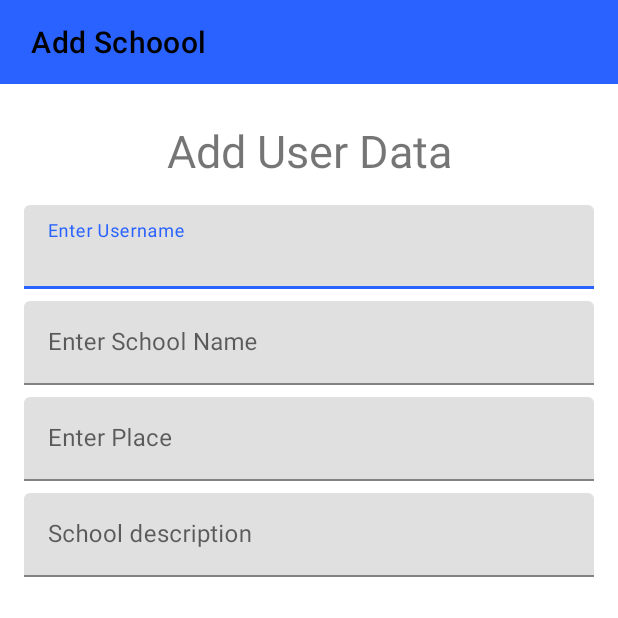
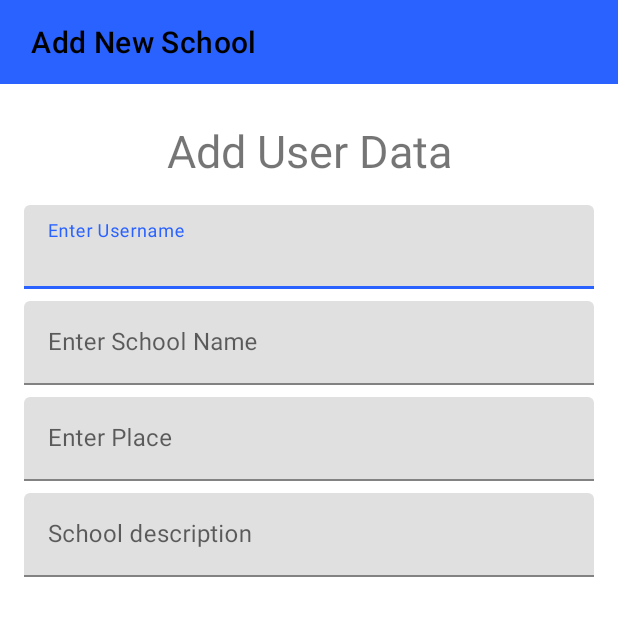
Before and after one commit to muchbeer/MaterialDesign, an Android app: the screen it shows after launch (AddUserActivity), after a tap on an icon or button, on a phone screen of 412 x 824 dp, the top half of it. Run offline under Robolectric (Android 15) with nearby library versions, the phone set to English and light mode, and no system bars; our stand-ins replace CircleImageView, Room's generated code, RxJava; pictures from the network do not load.

```diff
--- a/app/src/main/AndroidManifest.xml
+++ b/app/src/main/AndroidManifest.xml
@@ -1,6 +1,8 @@
 <?xml version="1.0" encoding="utf-8"?>
 <manifest xmlns:android="http://schemas.android.com/apk/res/android"
     package="raum.muchbeer.materialdesign">
+
+    <uses-permission android:name="android.permission.INTERNET" />
 
     <application
         android:allowBackup="true"
--- a/app/src/main/java/raum/muchbeer/materialdesign/MainActivity.java
+++ b/app/src/main/java/raum/muchbeer/materialdesign/MainActivity.java
@@ -24,6 +24,7 @@ import raum.muchbeer.materialdesign.ui.AddUserActivity;
 import raum.muchbeer.materialdesign.viewmodel.UserViewModel;
 import raum.muchbeer.materialdesign.viewmodel.ViewModelFactory;
 
+import static raum.muchbeer.materialdesign.ui.AddUserActivity.EXTRA_EDIT_POSITION;
 import static raum.muchbeer.materialdesign.ui.AddUserActivity.EXTRA_NEW_USER;
 
 public class MainActivity extends AppCompatActivity {
@@ -67,7 +68,8 @@ public class MainActivity extends AppCompatActivity {
             // addAndEditContacts(false, null, -1);
             Intent addNewSchool = new Intent(getApplicationContext(), AddUserActivity.class);
             String newUser = "new_user";
-            addNewSchool.putExtra(EXTRA_NEW_USER, newUser);
+            int position = -1;
+            addNewSchool.putExtra(EXTRA_EDIT_POSITION, position);
             startActivity(addNewSchool);
         });
 
--- a/app/src/main/java/raum/muchbeer/materialdesign/db/UserDatabase.java
+++ b/app/src/main/java/raum/muchbeer/materialdesign/db/UserDatabase.java
@@ -31,7 +31,7 @@ public abstract class UserDatabase extends RoomDatabase {
                     INSTANCE = Room.databaseBuilder(context.getApplicationContext(),
                             UserDatabase.class, "Gadiel.db")
                             .fallbackToDestructiveMigration()
-                            .addCallback(sRoomDatabaseCallback)
+                         //   .addCallback(sRoomDatabaseCallback)
                             .build();
                 }
             }
@@ -60,7 +60,7 @@ public abstract class UserDatabase extends RoomDatabase {
                 // Populate the database in the background.
                 // If you want to start with more words, just add them.
                 UserDao dao = INSTANCE.userDao();
-                dao.deleteAllUsers();
+               // dao.deleteAllUsers();
 
                 User user = new User("muchbeer","Mwenge", "Shinyanga", image_name,
                                         "Ndio Shule ya kwanza kijana mtundu alianza kusoma");
--- a/app/src/main/java/raum/muchbeer/materialdesign/ui/AddUserActivity.java
+++ b/app/src/main/java/raum/muchbeer/materialdesign/ui/AddUserActivity.java
@@ -7,9 +7,11 @@ import androidx.recyclerview.widget.RecyclerView;
 
 import android.content.Intent;
 import android.os.Bundle;
+import android.util.Log;
 import android.view.View;
 import android.widget.Button;
 import android.widget.EditText;
+import android.widget.TextView;
 import android.widget.Toast;
 
 import java.util.ArrayList;
@@ -28,12 +30,20 @@ public class AddUserActivity extends AppCompatActivity {
     private static final String LOG_TAG = AddUserActivity.class.getSimpleName();
 
     public static final String EXTRA_NEW_USER = "raum.muchbeer.materialdesign.ui.EXTRA_GET_NEW";
+    public static final String EXTRA_EDIT_POSITION = "raum.muchbeer.materialdesign.ui.EXTRA_EDIT_USER";
+    public static final String EXTRA_EDIT_USER = "raum.muchbeer.materialdesign.ui.EXTRA_GET_NEW_USER";
+    public static final String EXTRA_NEW_SCHOOL = "raum.muchbeer.materialdesign.ui.EXTRA_GET_NEW_SCHOOL";
+    public static final String EXTRA_NEW_PLACE = "raum.muchbeer.materialdesign.ui.EXTRA_GET_NEW_PLACE";
+    public static final String EXTRA_NEW_DESCRIPTION = "raum.muchbeer.materialdesign.ui.EXTRA_GET_NEW_DESCRIPTION";
+    public static final String EXTRA_NEW_IMAGE = "raum.muchbeer.materialdesign.ui.EXTRA_GET_NEW_IMAGE";
+
 
     private UserViewModel userViewModel;
     private UserDatabase userAppDatabase;
     private ViewModelFactory mViewModelFactory;
 
     private EditText getUsername, getSchool, getDescription, getSchoolPlace;
+    private String saveUsername, saveSchool, saveDescription, saveSchoolPlace, saveImage;
 
     private Button addNew;
     @Override
@@ -46,12 +56,12 @@ public class AddUserActivity extends AppCompatActivity {
 
         // Get the Intent that started this activity and extract the string
         Intent intent = getIntent();
-        String new_User = intent.getStringExtra(EXTRA_NEW_USER);
-        if (new_User.equals("new_user")) {
-            getSupportActionBar().setTitle(" Add Schoool ");
-        } else {
-            getSupportActionBar().setTitle("Edit School");
-        }
+
+
+     //  saveImage = intent.getStringExtra(EXTRA_NEW_IMAGE);
+
+        int position_user = intent.getIntExtra(EXTRA_EDIT_POSITION, -3);
+   //  checkEditAndNew(position_user);
 
         getUsername = findViewById(R.id.edt_username);
         getSchool = findViewById(R.id.edt_schoolname);
@@ -60,6 +70,27 @@ public class AddUserActivity extends AppCompatActivity {
 
         mViewModelFactory = Injection.provideViewModelFactory(this);
         userViewModel = new ViewModelProvider(this, mViewModelFactory).get(UserViewModel.class);
+
+        if(position_user ==-1) {
+            getSupportActionBar().setTitle(" Add New School ");
+
+
+        } else if ( position_user >= 0) {
+            getSupportActionBar().setTitle("Edit School");
+            User retrieveUser = intent.getParcelableExtra(EXTRA_EDIT_USER);
+
+            saveUsername = retrieveUser.getUserName();
+            saveSchool = retrieveUser.getUserSchool();
+            saveSchoolPlace = retrieveUser.getUserPlace();
+            saveDescription = retrieveUser.getUserDescription();
+
+
+            Log.d(LOG_TAG, "The value on Detail activity: " + saveUsername);
+            getUsername.setText(saveUsername, TextView.BufferType.EDITABLE);
+            getSchool.setText(saveSchool, TextView.BufferType.EDITABLE);
+            getSchoolPlace.setText(saveSchoolPlace, TextView.BufferType.EDITABLE);
+            getDescription.setText(saveDescription, TextView.BufferType.EDITABLE);
+        }
 
         addNew = findViewById(R.id.button);
 
@@ -77,13 +108,27 @@ public class AddUserActivity extends AppCompatActivity {
         });
     }
 
-    public void addAndEditContacts() {
+    private void addAndEditContacts() {
+        //add new item
         String image_name = "https://firebasestorage.googleapis.com/v0/b/androidcertification.appspot.com/o/cars_picture%2Fimage%3A92447?alt=media&token=6e83b1d8-1fce-405c-80e5-f6bf3cb01b1e";
 
         createUser(getUsername.getText().toString(), getSchool.getText().toString(),
                 getSchoolPlace.getText().toString(), image_name, getDescription.getText().toString()  );
+    }
+
+    private void checkEditAndNew(int position) {
+        if(position ==-1) {
+            getSupportActionBar().setTitle(" Add New School ");
 
 
+        } else if ( position >= 0) {
+//            getSupportActionBar().setTitle("Edit School");
+            Log.d(LOG_TAG, "The value on Detail activity: " + saveUsername);
+            getUsername.setText(saveUsername, TextView.BufferType.EDITABLE);
+            getSchool.setText(saveSchool, TextView.BufferType.EDITABLE);
+            getSchoolPlace.setText(saveSchoolPlace, TextView.BufferType.EDITABLE);
+            getDescription.setText(saveDescription, TextView.BufferType.EDITABLE);
+        }
     }
 
     private void createUser(final String userName, final String userSchool, final String userPlace
```
Also changed, not shown: app/src/main/java/raum/muchbeer/materialdesign/adapter/UserAdapter.java (+17 -2 lines).
